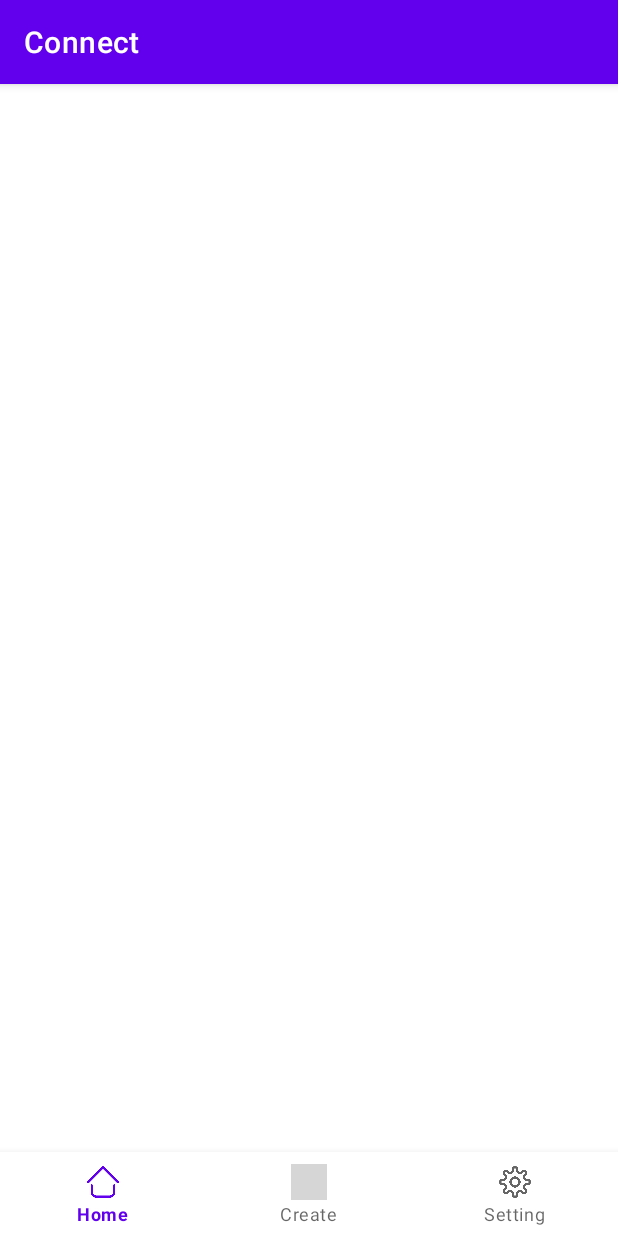
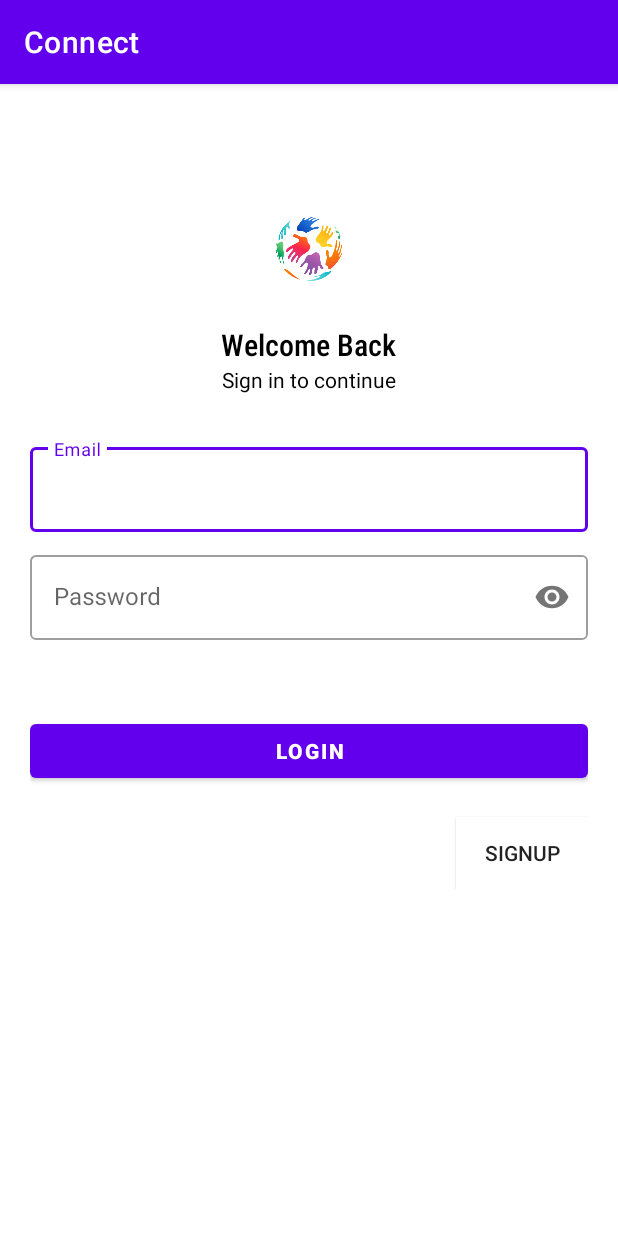
Before and after one commit to Julius-745/ConnectSocial, an Android app: the screen it shows after launch (MainActivity before the commit, LoginActivity after it), on a phone screen of 412 x 824 dp. Run offline under Robolectric (Android 15) with nearby library versions, the phone set to English and light mode, and no system bars; grey boxes are pictures that could not be loaded.

Commit message:
fix navigation

```diff
--- a/app/src/main/java/com/julius745/connect/LoginActivity.java
+++ b/app/src/main/java/com/julius745/connect/LoginActivity.java
@@ -3,18 +3,27 @@ package com.julius745.connect;
 import androidx.appcompat.app.AppCompatActivity;
 
 
+import android.content.Intent;
 import android.os.Bundle;
 import android.view.View;
 import android.widget.Button;
 
 public class LoginActivity extends AppCompatActivity {
 
+    Button btnsignup;
     @Override
     protected void onCreate(Bundle savedInstanceState) {
         super.onCreate(savedInstanceState);
         setContentView(R.layout.activity_login);
 
-        Button login = (Button) findViewById(R.id.loginbutton);
-        Button register = (Button) findViewById(R.id.registerbutton);
+        btnsignup = findViewById(R.id.btn_signup);
+
+        btnsignup.setOnClickListener(new View.OnClickListener() {
+            @Override
+            public void onClick(View view) {
+                startActivity(new Intent(LoginActivity.this, RegisterActivity.class));
+            }
+        });
+
     };
 }
--- a/app/src/main/java/com/julius745/connect/RegisterActivity.java
+++ b/app/src/main/java/com/julius745/connect/RegisterActivity.java
@@ -11,7 +11,5 @@ public class RegisterActivity extends AppCompatActivity {
     protected void onCreate(Bundle savedInstanceState) {
         super.onCreate(savedInstanceState);
         setContentView(R.layout.activity_register);
-
-        Button signup = (Button) findViewById(R.id.signup);
     }
 }
--- a/app/src/main/java/com/julius745/connect/SplashScreenActivity.java
+++ b/app/src/main/java/com/julius745/connect/SplashScreenActivity.java
@@ -5,7 +5,6 @@ import androidx.appcompat.app.AppCompatActivity;
 import android.content.Intent;
 import android.os.Bundle;
 import android.os.Handler;
-import android.window.SplashScreen;
 
 public class SplashScreenActivity extends AppCompatActivity {
 
@@ -23,7 +22,7 @@ public class SplashScreenActivity extends AppCompatActivity {
             @Override
             public void run() {
                 // ambil mainactivity
-                Intent main = new Intent(SplashScreenActivity.this,MainActivity.class);
+                Intent main = new Intent(SplashScreenActivity.this,LoginActivity.class);
                 // load mainactivity (bagian e julius)
                 SplashScreenActivity.this.startActivity(main);
                 SplashScreenActivity.this.finish();
--- a/app/src/main/res/values/strings.xml
+++ b/app/src/main/res/values/strings.xml
@@ -6,8 +6,8 @@
     <string name="welcome">Welcome Back</string>
     <string name="email">Email</string>
     <string name="password">Password</string>
-    <string name="log_in">Log in</string>
-    <string name="sign_up">Sign up</string>
+    <string name="log_in">Login</string>
+    <string name="sign_up">Signup</string>
     <string name="Welcome">Welcome</string>
     <string name="name">Nama</string>
 </resources>
```
